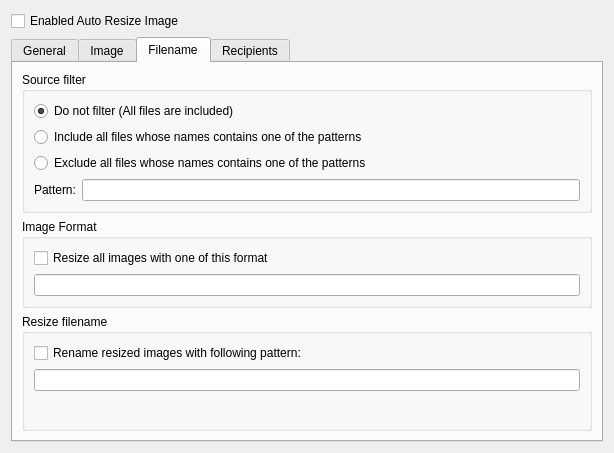
Before: the Qt Designer form messagecomposer/imagescaling/imagescalingwidget.ui in KDE/kdepim, drawn with Qt 5.
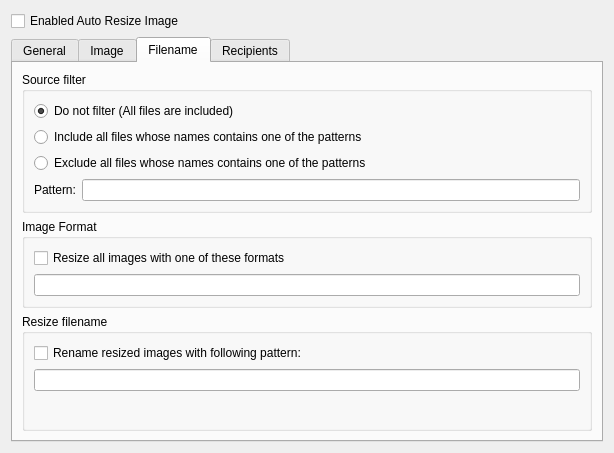
After: the same form once the commit is applied. The open tabs and pages were chosen to show the change. Custom widgets are drawn as their Qt base class.

```diff
--- a/messagecomposer/imagescaling/imagescalingwidget.ui
+++ b/messagecomposer/imagescaling/imagescalingwidget.ui
@@ -329,7 +329,7 @@
           <item>
            <widget class="QCheckBox" name="resizeImageWithFormats">
             <property name="text">
-             <string>Resize all images with one of this format</string>
+             <string>Resize all images with one of these formats</string>
             </property>
            </widget>
           </item>
```
